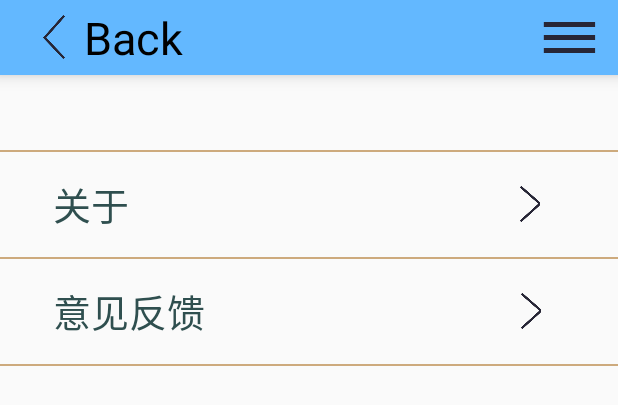
After one commit to xiehaochn/SmartDraw, an Android app: the layout activity_more.xml on its own in the app's theme, with its tools: preview values and no code run, on a phone screen of 412 x 824 dp. The commit adds this screen. Shown: the top 405 px of the screen. Run offline under Robolectric (Android 15) with nearby library versions, the light colour scheme and no system bars.

Commit message:
basic layout XML

```diff
--- a/Src/app/build.gradle
+++ b/Src/app/build.gradle
@@ -23,4 +23,6 @@ dependencies {
     compile fileTree(dir: 'libs', include: ['*.jar'])
     testCompile 'junit:junit:4.12'
     compile 'com.android.support:appcompat-v7:23.4.0'
+    compile 'com.android.support:support-v4:23.4.0'
+    compile 'com.android.support:recyclerview-v7:23.4.0'
 }
--- /dev/null
+++ b/Src/app/src/main/res/layout/activity_more.xml
@@ -0,0 +1,82 @@
+<?xml version="1.0" encoding="utf-8"?>
+<LinearLayout xmlns:android="http://schemas.android.com/apk/res/android"
+              android:orientation="vertical"
+              android:layout_width="match_parent"
+              android:layout_height="match_parent">
+    <include
+        android:id="@+id/toolbar"
+        layout="@layout/view_toolbar"/>
+
+    <ImageView
+        android:layout_width="match_parent"
+        android:layout_height="50dp"/>
+
+    <ImageView
+        android:layout_width="match_parent"
+        android:layout_height="1dp"
+        android:background="@color/stringColor"/>
+
+
+    <LinearLayout
+        android:id="@+id/llAbout"
+        android:layout_width="match_parent"
+        android:layout_height="70dp"
+        android:orientation="horizontal">
+
+        <TextView
+            android:layout_width="wrap_content"
+            android:layout_height="wrap_content"
+            android:layout_gravity="center"
+            android:text="关于"
+            android:textSize="25sp"
+            android:textColor="#2F4F4F"
+            android:padding="5dp"
+            android:layout_marginLeft="30dp"/>
+
+        <ImageView
+            android:layout_width="25dp"
+            android:layout_height="25dp"
+            android:layout_gravity="center"
+            android:src="@drawable/forward"
+            android:layout_marginLeft="250dp"
+            android:layout_marginRight="5dp"/>
+
+    </LinearLayout>
+
+    <ImageView
+        android:layout_width="match_parent"
+        android:layout_height="1dp"
+        android:background="@color/stringColor"/>
+
+    <LinearLayout
+        android:id="@+id/llSuggestion"
+        android:layout_width="match_parent"
+        android:layout_height="70dp"
+        android:orientation="horizontal">
+
+        <TextView
+            android:layout_width="wrap_content"
+            android:layout_height="wrap_content"
+            android:layout_gravity="center"
+            android:text="意见反馈"
+            android:textSize="25sp"
+            android:textColor="#2F4F4F"
+            android:padding="5dp"
+            android:layout_marginLeft="30dp"/>
+
+        <ImageView
+            android:layout_width="25dp"
+            android:layout_height="25dp"
+            android:layout_gravity="center"
+            android:src="@drawable/forward"
+            android:layout_marginLeft="200dp"
+            android:layout_marginRight="5dp"/>
+
+    </LinearLayout>
+
+    <ImageView
+        android:layout_width="match_parent"
+        android:layout_height="1dp"
+        android:background="@color/stringColor"/>
+
+</LinearLayout>
--- /dev/null
+++ b/Src/app/src/main/res/layout/view_toolbar.xml
@@ -0,0 +1,35 @@
+<?xml version="1.0" encoding="utf-8"?>
+<android.support.v7.widget.Toolbar
+    xmlns:android="http://schemas.android.com/apk/res/android"
+         android:layout_width="match_parent"
+         android:layout_height="50dp"
+         android:id="@+id/toolbar"
+         android:background="?attr/colorPrimary"
+        android:elevation="@dimen/default_elevation">
+
+    <ImageView
+        android:id="@+id/ivBack"
+        android:layout_width="40dp"
+        android:layout_height="40dp"
+        android:padding="5dp"
+        android:layout_gravity="left"
+        android:src="@drawable/back"/>
+
+    <TextView
+        android:layout_width="wrap_content"
+        android:layout_height="wrap_content"
+        android:textColor="#000000"
+        android:textSize="30sp"
+        android:text="Back"/>
+
+    <ImageView
+        android:id="@+id/ivMore"
+        android:layout_width="50dp"
+        android:layout_height="50dp"
+        android:layout_gravity="right"
+        android:src="@drawable/more"
+        android:padding="5dp"
+        android:layout_marginEnd="7dp"
+        android:layout_marginRight="7dp"/>
+
+</android.support.v7.widget.Toolbar>
--- a/Src/app/src/main/res/values/colors.xml
+++ b/Src/app/src/main/res/values/colors.xml
@@ -1,7 +1,9 @@
 <?xml version="1.0" encoding="utf-8"?>
 <resources>
-    <color name="colorPrimary">#FFFFFF</color>
-    <color name="colorPrimaryDark">#303F9F</color>
+    <color name="colorPrimary">#63B8FF</color>
+    <color name="colorPrimaryDark">#FFFFFF</color>
     <color name="colorAccent">#000000</color>
     <color name="textColor">#8a8a8a</color>
+
+    <color name="stringColor">#CDAA7D</color>
 </resources>
--- a/Src/app/src/main/res/values/dimens.xml
+++ b/Src/app/src/main/res/values/dimens.xml
@@ -2,4 +2,6 @@
     <!-- Default screen margins, per the Android Design guidelines. -->
     <dimen name="activity_horizontal_margin">16dp</dimen>
     <dimen name="activity_vertical_margin">16dp</dimen>
+
+    <dimen name="default_elevation">7dp</dimen>
 </resources>
```
Also changed, not shown: Src/app/src/main/res/layout/activity_draw.xml (added, +95 -0 lines), Src/app/src/main/res/layout/activity_main.xml (+14 -14 lines), Src/app/src/main/res/layout/activity_pick_picture.xml (added, +15 -0 lines), Src/app/src/main/res/layout/activity_skim.xml (added, +80 -0 lines), Src/app/src/main/res/drawable/back.png (added), Src/app/src/main/res/drawable/clear.png (added), Src/app/src/main/res/drawable/color.png (added), Src/app/src/main/res/drawable/eraser.png (added), Src/app/src/main/res/drawable/forward.png (added), Src/app/src/main/res/drawable/more.png (added), Src/app/src/main/res/drawable/pen.png (added), Src/app/src/main/res/drawable/redo.png (added), Src/app/src/main/res/drawable/save.png (added), Src/app/src/main/res/drawable/undo.png (added).
